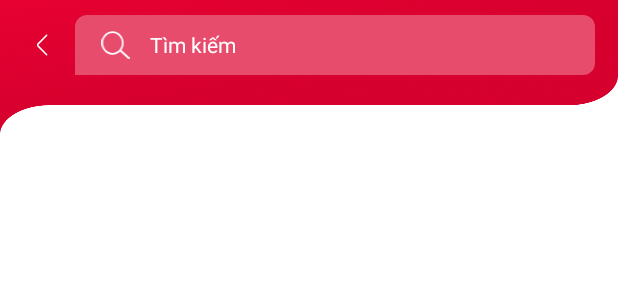
After one commit to riskysang139/Bai1TrainingThang10, an Android app: the layout activity_search_film.xml on its own in the app's theme, with its tools: preview values and no code run, on a phone screen of 412 x 824 dp. The commit adds this screen. Shown: the top 300 px of the screen. Run offline under Robolectric (Android 15) with nearby library versions, the phone set to English and light mode, and no system bars.

Commit message:
First Commit

```diff
--- a/app/src/main/AndroidManifest.xml
+++ b/app/src/main/AndroidManifest.xml
@@ -24,6 +24,7 @@
                 <category android:name="android.intent.category.LAUNCHER" />
             </intent-filter>
         </activity>
+        <activity android:name=".searchFilm.SearchFilmActivity"/>
     </application>
 
 </manifest>
--- a/app/src/main/java/com/example/bai1training/base/FilmApi.java
+++ b/app/src/main/java/com/example/bai1training/base/FilmApi.java
@@ -43,4 +43,8 @@ public interface FilmApi {
     Observable<Results> getRecommendVideoTrailer(@Path("movie_id") String id,
                                                  @Query("api_key") String apiKey);
 
+    @GET("search/movie")
+    Observable<ResultRespone> getSearchMovies(@Query("api_key") String apiKey,
+                                        @Query("query") String query);
+
 }
--- /dev/null
+++ b/app/src/main/java/com/example/bai1training/base/SearchActionBarView.java
@@ -0,0 +1,267 @@
+package com.example.bai1training.base;
+
+import android.content.Context;
+import android.content.res.TypedArray;
+import android.graphics.PorterDuff;
+import android.text.Editable;
+import android.text.TextWatcher;
+import android.util.AttributeSet;
+import android.view.KeyEvent;
+import android.view.LayoutInflater;
+import android.view.ViewGroup;
+import android.view.inputmethod.EditorInfo;
+import android.widget.EditText;
+import android.widget.ImageView;
+import android.widget.RelativeLayout;
+import android.widget.TextView;
+
+import androidx.annotation.ColorRes;
+import androidx.core.content.ContextCompat;
+
+import com.example.bai1training.R;
+
+/**
+ * Created by cuonglv on 7/30/2021
+ */
+public class SearchActionBarView extends RelativeLayout implements TextWatcher, TextView.OnEditorActionListener {
+
+    private ViewGroup mViewGroup;
+    private RelativeLayout rlContainer;
+
+    /**
+     * edittext for write key
+     */
+    private EditText edtSearch;
+    /**
+     * clear search text.
+     */
+    private ImageView imgClearSearch;
+    private ImageView imgSearchIcon;
+
+    private int searchBarBackground = R.drawable.vtecom_bg_search_box;
+    private int searchBarSearchIcon = R.drawable.vtecom_ic_search;
+    private int searchBarClearIcon = R.drawable.vtecom_ic_close_black;
+    private int searchBarIconColor = R.color.white;
+    private int searchBarTextColor = R.color.white;
+    private int searchBarHintTextColor = R.color.white;
+
+    /**
+     * to show clear button.
+     */
+    private boolean isShowClearButton = true;
+    /**
+     * callback
+     */
+    private SearchViewCallback mSearchViewCallBack;
+
+    public void setSearchViewCallBack(SearchViewCallback mSearchViewCallBack) {
+        this.mSearchViewCallBack = mSearchViewCallBack;
+    }
+
+    public SearchActionBarView(Context context) {
+        super(context);
+        handleTypedArray(context, null);
+        init();
+    }
+
+    public SearchActionBarView(Context context, AttributeSet attrs) {
+        super(context, attrs);
+        handleTypedArray(context, attrs);
+        init();
+    }
+
+    public SearchActionBarView(Context context, AttributeSet attrs, int defStyleAttr) {
+        super(context, attrs, defStyleAttr);
+        handleTypedArray(context, attrs);
+        init();
+    }
+
+    private void init() {
+        mViewGroup = (ViewGroup) LayoutInflater.from(getContext()).inflate(R.layout.vtecom_search_bar_view, this);
+        rlContainer = mViewGroup.findViewById(R.id.rl_container);
+        edtSearch = mViewGroup.findViewById(R.id.edt_search_view);
+        imgClearSearch = mViewGroup.findViewById(R.id.img_clear_search);
+        imgSearchIcon = mViewGroup.findViewById(R.id.img_search_icon);
+        edtSearch.addTextChangedListener(this);
+        edtSearch.setOnEditorActionListener(this);
+        imgClearSearch.setOnClickListener(v -> edtSearch.setText(""));
+        imgClearSearch.setVisibility(GONE);
+
+        rlContainer.setBackgroundResource(searchBarBackground);
+        imgSearchIcon.setImageResource(searchBarSearchIcon);
+        imgClearSearch.setImageResource(searchBarClearIcon);
+        setColorSearchIcon(getColorFromResId(searchBarIconColor));
+        setColorClearButton(getColorFromResId(searchBarIconColor));
+        setTextColor(getColorFromResId(searchBarTextColor));
+        setHintTextColor(getColorFromResId(searchBarHintTextColor));
+    }
+
+    private void handleTypedArray(Context context, AttributeSet attrs) {
+        if (attrs == null) {
+            return;
+        }
+
+        TypedArray typedArray = context.obtainStyledAttributes(attrs, R.styleable.VtecomSearchActionBarView);
+
+        searchBarBackground = typedArray.getResourceId(R.styleable.VtecomSearchActionBarView_vtecom_sb_background,
+                R.drawable.vtecom_bg_search_box);
+        searchBarSearchIcon =
+                typedArray.getResourceId(R.styleable.VtecomSearchActionBarView_vtecom_sb_search_icon,
+                        R.drawable.vtecom_ic_search);
+        searchBarClearIcon =
+                typedArray.getResourceId(R.styleable.VtecomSearchActionBarView_vtecom_sb_clear_icon,
+                        R.drawable.vtecom_ic_close_black);
+        searchBarSearchIcon =
+                typedArray.getResourceId(R.styleable.VtecomSearchActionBarView_vtecom_sb_search_icon,
+                        R.drawable.vtecom_ic_search);
+        searchBarIconColor =
+                typedArray.getResourceId(R.styleable.VtecomSearchActionBarView_vtecom_sb_icon_color,
+                        R.color.white);
+        searchBarTextColor =
+                typedArray.getResourceId(R.styleable.VtecomSearchActionBarView_vtecom_sb_text_color,
+                        R.color.white);
+        searchBarHintTextColor =
+                typedArray.getResourceId(R.styleable.VtecomSearchActionBarView_vtecom_sb_hint_text_color,
+                        R.color.white);
+
+        typedArray.recycle();
+    }
+
+    /**
+     * set hint
+     *
+     * @param searchHint
+     */
+    public void setSearchHint(String searchHint) {
+        edtSearch.setHint(searchHint);
+    }
+
+    /**
+     * text for edittext.
+     *
+     * @param textSearch
+     */
+    public void setTextSearch(String textSearch) {
+        edtSearch.setText(textSearch);
+    }
+
+    /**
+     * set hint color
+     *
+     * @param searchHintColor
+     */
+    public void setSearchHintColor(int searchHintColor) {
+        edtSearch.setHintTextColor(searchHintColor);
+    }
+
+    public void setEnableClickEdittext(boolean enableEditText) {
+        edtSearch.setClickable(enableEditText);
+    }
+
+    /**
+     * get text
+     *
+     * @return
+     */
+
+    public String getText() {
+        return edtSearch.getText().toString();
+    }
+
+    /**
+     * set text size
+     *
+     * @param textsize
+     */
+    public void setTextSize(int textsize) {
+        edtSearch.setTextSize(textsize);
+    }
+
+    /**
+     * set text color
+     *
+     * @param textColor
+     */
+    public void setTextColor(int textColor) {
+        edtSearch.setTextColor(textColor);
+    }
+
+    /**
+     * set hint text color
+     *
+     * @param textColor
+     */
+    public void setHintTextColor(int textColor) {
+        edtSearch.setHintTextColor(textColor);
+    }
+
+    /**
+     * show clear button
+     *
+     * @param isShow false is gone
+     *               true is visible
+     */
+    public void setShowClearButton(boolean isShow) {
+        this.isShowClearButton = isShow;
+    }
+
+    /**
+     * set color clear button.
+     *
+     * @param color
+     */
+    public void setColorClearButton(int color) {
+        imgClearSearch.setColorFilter(color, PorterDuff.Mode.SRC_IN);
+    }
+
+    public void setColorSearchIcon(int color) {
+        imgSearchIcon.setColorFilter(color, PorterDuff.Mode.SRC_IN);
+    }
+
+    private int getColorFromResId(@ColorRes int color) {
+        return ContextCompat.getColor(getContext(), color);
+    }
+
+    @Override
+    public void beforeTextChanged(CharSequence s, int start, int count, int after) {
+        if (mSearchViewCallBack != null) mSearchViewCallBack.beforeTextChanged(s.toString());
+    }
+
+    @Override
+    public void onTextChanged(CharSequence s, int start, int before, int count) {
+        if (isShowClearButton) {
+            if (s != null && s.toString().length() > 0) {
+                if (imgClearSearch.getVisibility() == GONE)
+                    imgClearSearch.setVisibility(VISIBLE);
+            } else imgClearSearch.setVisibility(GONE);
+        }
+        if (mSearchViewCallBack != null) mSearchViewCallBack.onTextChange(s.toString());
+    }
+
+    @Override
+    public void afterTextChanged(Editable s) {
+        if (mSearchViewCallBack != null) mSearchViewCallBack.onAfterTextChanged(s.toString());
+    }
+
+    @Override
+    public boolean onEditorAction(TextView v, int actionId, KeyEvent event) {
+        if (actionId == EditorInfo.IME_ACTION_SEARCH) {
+            if (mSearchViewCallBack != null)
+                mSearchViewCallBack.onSubmitSearch(edtSearch.getText().toString());
+        }
+        return false;
+    }
+
+    public interface SearchViewCallback {
+        default void onTextChange(String s) {
+        }
+
+        default void onAfterTextChanged(String s) {
+        }
+
+        default void beforeTextChanged(String s) {
+        }
+
+        void onSubmitSearch(String s);
+    }
+}
--- /dev/null
+++ b/app/src/main/res/drawable/vtecom_ic_back.xml
@@ -0,0 +1,9 @@
+<vector xmlns:android="http://schemas.android.com/apk/res/android"
+    android:width="24dp"
+    android:height="24dp"
+    android:viewportWidth="24"
+    android:viewportHeight="24">
+  <path
+      android:pathData="M15.48,5.852C15.6744,5.656 15.6731,5.3394 15.477,5.1449C15.2809,4.9505 14.9643,4.9519 14.7699,5.148L15.48,5.852ZM9.4396,11.234L9.7946,11.586H9.7946L9.4396,11.234ZM9.4396,12.766L9.7946,12.414H9.7946L9.4396,12.766ZM14.7699,18.852C14.9643,19.0481 15.2809,19.0495 15.477,18.8551C15.6731,18.6606 15.6744,18.344 15.48,18.148L14.7699,18.852ZM14.7699,5.148L9.0845,10.8819L9.7946,11.586L15.48,5.852L14.7699,5.148ZM9.0845,13.1181L14.7699,18.852L15.48,18.148L9.7946,12.414L9.0845,13.1181ZM9.0845,10.8819C8.4718,11.4999 8.4718,12.5001 9.0845,13.1181L9.7946,12.414C9.5684,12.1858 9.5684,11.8142 9.7946,11.586L9.0845,10.8819Z"
+      android:fillColor="#ffffff"/>
+</vector>
--- /dev/null
+++ b/app/src/main/res/layout/activity_search_film.xml
@@ -0,0 +1,57 @@
+<?xml version="1.0" encoding="utf-8"?>
+<layout>
+
+    <RelativeLayout xmlns:android="http://schemas.android.com/apk/res/android"
+        xmlns:tools="http://schemas.android.com/tools"
+        android:id="@+id/rl_search_container"
+        android:layout_width="match_parent"
+        android:layout_height="match_parent"
+        android:background="@color/white"
+        android:clickable="true"
+        android:focusable="true">
+
+        <RelativeLayout
+            android:id="@+id/rl_container_fragment_search"
+            android:layout_width="match_parent"
+            android:layout_height="match_parent"
+            android:layout_marginTop="80dp">
+            <androidx.recyclerview.widget.RecyclerView
+                android:layout_width="match_parent"
+                android:layout_height="match_parent"/>
+        </RelativeLayout>
+
+        <RelativeLayout
+            android:id="@+id/rl_header_search"
+            android:layout_width="match_parent"
+            android:layout_height="90dp"
+            android:background="@drawable/vtecom_bg_header_search">
+
+            <RelativeLayout
+                android:layout_width="match_parent"
+                android:layout_height="60dp">
+
+                <androidx.appcompat.widget.AppCompatImageView
+                    android:id="@+id/image_back_search"
+                    android:layout_width="24dp"
+                    android:layout_height="24dp"
+                    android:layout_centerVertical="true"
+                    android:layout_marginLeft="16dp"
+                    android:src="@drawable/vtecom_ic_back" />
+
+                <com.example.bai1training.base.SearchActionBarView
+                    android:id="@+id/sb_search_all"
+                    android:layout_width="match_parent"
+                    android:layout_height="40dp"
+                    android:layout_centerVertical="true"
+                    android:layout_marginLeft="10dp"
+                    android:layout_marginRight="15dp"
+                    android:layout_toRightOf="@+id/image_back_search"
+                    tools:ignore="MissingClass" />
+
+            </RelativeLayout>
+
+        </RelativeLayout>
+
+    </RelativeLayout>
+
+</layout>
--- /dev/null
+++ b/app/src/main/res/layout/vtecom_search_bar_view.xml
@@ -0,0 +1,57 @@
+<?xml version="1.0" encoding="utf-8"?>
+<RelativeLayout xmlns:android="http://schemas.android.com/apk/res/android"
+    android:id="@+id/rl_container"
+    android:layout_width="match_parent"
+    android:layout_height="match_parent"
+    android:background="@drawable/vtecom_bg_search_box">
+
+    <ImageView
+        android:id="@+id/img_search_icon"
+        android:layout_width="35dp"
+        android:layout_height="35dp"
+        android:layout_centerVertical="true"
+        android:layout_marginStart="9dp"
+        android:layout_marginLeft="9dp"
+        android:layout_marginEnd="2dp"
+        android:layout_marginRight="2dp"
+        android:padding="7dp"
+        android:src="@drawable/vtecom_ic_search" />
+
+    <RelativeLayout
+        android:layout_width="match_parent"
+        android:layout_height="wrap_content"
+        android:layout_centerVertical="true"
+        android:layout_toEndOf="@+id/img_search_icon"
+        android:layout_toRightOf="@+id/img_search_icon">
+
+        <EditText
+            android:id="@+id/edt_search_view"
+            android:layout_width="match_parent"
+            android:layout_height="35dp"
+            android:layout_gravity="center_vertical"
+            android:background="@null"
+            android:ellipsize="end"
+            android:gravity="center_vertical"
+            android:hint="Tìm kiếm"
+            android:imeOptions="actionSearch"
+            android:paddingStart="3dp"
+            android:paddingLeft="3dp"
+            android:paddingEnd="35dp"
+            android:paddingRight="10dp"
+            android:singleLine="true"
+            android:textColor="@color/white"
+            android:textSize="14sp" />
+
+        <ImageView
+            android:id="@+id/img_clear_search"
+            android:layout_width="35dp"
+            android:layout_height="35dp"
+            android:layout_alignParentEnd="true"
+            android:layout_alignParentRight="true"
+            android:layout_centerVertical="true"
+            android:padding="11dp"
+            android:src="@drawable/vtecom_ic_close_black"
+            android:tint="@color/white" />
+    </RelativeLayout>
+
+</RelativeLayout>
--- a/app/src/main/res/values/themes.xml
+++ b/app/src/main/res/values/themes.xml
@@ -3,7 +3,7 @@
     <style name="Theme.Bai1Training" parent="Theme.AppCompat.DayNight.NoActionBar">
         <!-- Primary brand color. -->
         <item name="colorPrimary">@color/purple_500</item>
-        <item name="colorPrimaryVariant">#d8002e</item>
+        <item name="colorPrimaryVariant">#d8012e</item>
         <item name="colorOnPrimary">@color/white</item>
         <!-- Secondary brand color. -->
         <item name="colorSecondary">@color/teal_200</item>
```
Also changed, not shown: app/src/main/java/com/example/bai1training/film/MainActivity.java (+18 -0 lines), app/src/main/java/com/example/bai1training/searchFilm/SearchFilmActivity.java (added, +72 -0 lines), app/src/main/java/com/example/bai1training/searchFilm/SearchFilmRepo.java (added, +57 -0 lines), app/src/main/java/com/example/bai1training/searchFilm/SearchFilmViewModel.java (added, +29 -0 lines), app/src/main/res/values/attrs.xml (added, +95 -0 lines), app/src/main/res/drawable/vtecom_ic_close_black.png (added).
